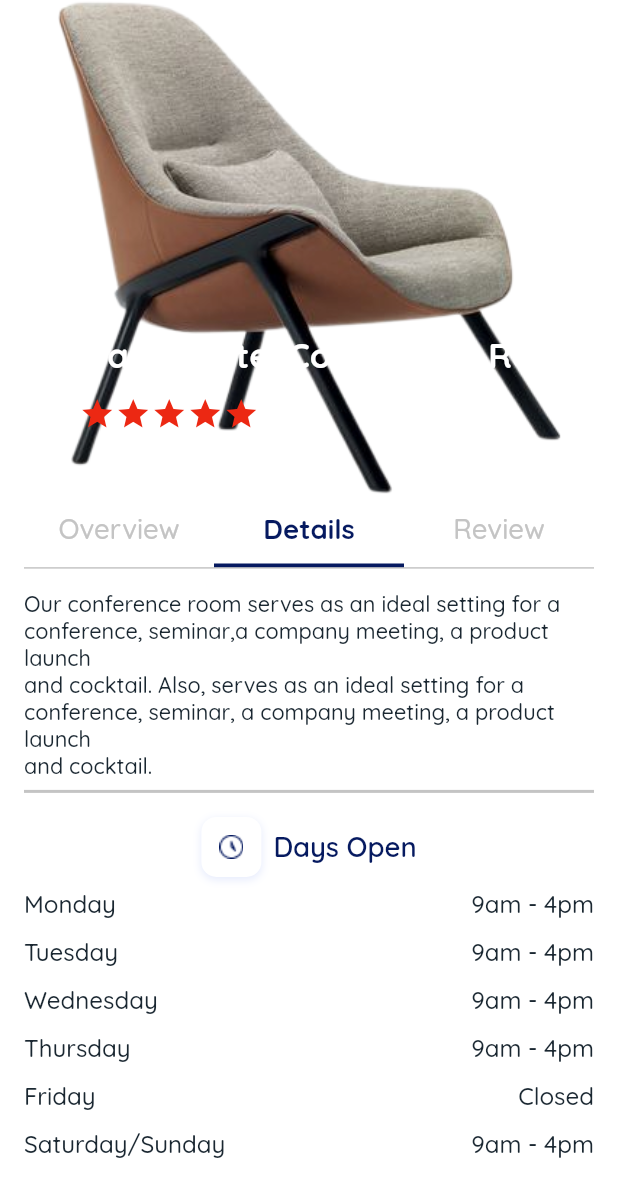
After one commit to sobuur0/kumvent, a Flutter app: the EventCenterOverviewPage screen opened directly, tab 2 chosen, on a phone screen of 412 x 824 dp. The commit adds this screen. Shown: the top 1197 px of the screen. Run offline on Flutter 3.47's test engine with Material 2 defaults, Android fonts, the phone set to English and light mode, and no system bars; our stand-ins replace flutter_screenutil, google_fonts.

Commit message:
added details tabBar

```diff
--- a/lib/constants/colours.dart
+++ b/lib/constants/colours.dart
@@ -27,3 +27,4 @@ const kGreyShadeColor = Color(0XFF87898B);
 const kFilterBottomSheetDividerColor = Color(0xFFB1C2FF);
 const kFilterBottomSheetLabelColor = Color(0xFF8F8F8F);
 const kProfileCardColor = Color(0xFFEDECEC);
+const kTabBarTitleColor = Color(0xFFC4C4C4);
--- /dev/null
+++ b/lib/presentation/pages/event_center_overview_page.dart
@@ -0,0 +1,156 @@
+import 'package:flutter/material.dart';
+import 'package:kumvent/constants/app_styles.dart';
+import 'package:kumvent/constants/colours.dart';
+import 'package:kumvent/presentation/tab_bar_views/details_tab_bar_view.dart';
+import 'package:kumvent/presentation/tab_bar_views/overview_tab_bar_view.dart';
+import 'package:kumvent/presentation/tab_bar_views/review_tab_bar_view.dart';
+
+class EventCenterOverviewPage extends StatefulWidget {
+  const EventCenterOverviewPage({Key? key}) : super(key: key);
+
+  @override
+  State<EventCenterOverviewPage> createState() =>
+      _EventCenterOverviewPageState();
+}
+
+class _EventCenterOverviewPageState extends State<EventCenterOverviewPage>
+    with TickerProviderStateMixin {
+  late TabController _tabController;
+
+  @override
+  void initState() {
+    super.initState();
+
+    _tabController = TabController(length: 3, vsync: this);
+  }
+
+  @override
+  Widget build(BuildContext context) {
+    final size = MediaQuery.of(context).size;
+
+    return SafeArea(
+      child: Scaffold(
+        extendBodyBehindAppBar: true,
+        backgroundColor: Colors.white,
+        appBar: AppBar(
+          elevation: 0.0,
+          backgroundColor: Colors.transparent,
+          leading: IconButton(
+            onPressed: () {
+              Navigator.pop(context);
+            },
+            icon: const Icon(
+              Icons.arrow_back,
+              color: Colors.white,
+            ),
+          ),
+        ),
+        body: Column(
+          children: [
+            SizedBox(
+              height: size.height * 0.4,
+              child: Stack(
+                children: [
+                  Image.asset('images/event_center.png'),
+                  Positioned(
+                    top: size.height * 0.27,
+                    left: 15.0,
+                    child: Text(
+                      'Maple Hotel Conference Room',
+                      style: TextStyles.bold(
+                        color: Colors.white,
+                        fontSize: 20.0,
+                      ),
+                    ),
+                  ),
+                  Positioned(
+                    top: size.height * 0.32,
+                    left: 15.0,
+                    child: Row(
+                      children: [
+                        const Icon(
+                          Icons.star,
+                          color: kSecondaryColor,
+                        ),
+                        const Icon(
+                          Icons.star,
+                          color: kSecondaryColor,
+                        ),
+                        const Icon(
+                          Icons.star,
+                          color: kSecondaryColor,
+                        ),
+                        const Icon(
+                          Icons.star,
+                          color: kSecondaryColor,
+                        ),
+                        const Icon(
+                          Icons.star,
+                          color: kSecondaryColor,
+                        ),
+                        const Padding(padding: EdgeInsets.only(right: 12.0)),
+                        Text(
+                          '4.9',
+                          style: TextStyles.bold(
+                            color: Colors.white,
+                            fontSize: 14.0,
+                          ),
+                        ),
+                      ],
+                    ),
+                  )
+                ],
+              ),
+            ),
+            TabBar(
+              padding: const EdgeInsets.symmetric(horizontal: 16.0),
+              controller: _tabController,
+              indicatorWeight: 3.0,
+              indicatorColor: kPrimaryColor,
+              labelColor: kPrimaryColor,
+              labelStyle: TextStyles.bold(
+                color: kPrimaryColor,
+                fontSize: 16.0,
+              ),
+              unselectedLabelColor: kTabBarTitleColor,
+              unselectedLabelStyle: TextStyles.medium(
+                color: kTabBarTitleColor,
+                fontSize: 16.0,
+              ),
+              tabs: const <Widget>[
+                Tab(
+                  text: 'Overview',
+                ),
+                Tab(
+                  text: 'Details',
+                ),
+                Tab(
+                  text: 'Review',
+                )
+              ],
+            ),
+            const Divider(
+              color: kTabBarTitleColor,
+              height: 0.5,
+              thickness: 1.0,
+              indent: 16.0,
+              endIndent: 16.0,
+            ),
+            SizedBox(
+              height: size.height * 0.48,
+              child: TabBarView(
+                controller: _tabController,
+                physics: const NeverScrollableScrollPhysics(),
+                children: const <Widget>[
+                  OverviewTabBarView(),
+                  DetailsTabBarView(),
+                  ReviewTabBarView(),
+                ],
+              ),
+            )
+          ],
+        ),
+      ),
+    );
+  }
+}
--- a/lib/presentation/pages/favorites_page.dart
+++ b/lib/presentation/pages/favorites_page.dart
@@ -18,9 +18,14 @@ class FavoritesPage extends StatelessWidget {
           style: TextStyles.bold(color: kNeutralColor, fontSize: 24),
         ),
         centerTitle: true,
-        leading: const Icon(
-          Icons.arrow_back,
-          color: kLeadingIconColor,
+        leading: IconButton(
+          onPressed: () {
+            Navigator.pop(context);
+          },
+          icon: const Icon(
+            Icons.arrow_back,
+            color: kLeadingIconColor,
+          ),
         ),
       ),
       body: SingleChildScrollView(
--- a/lib/presentation/pages/homepage.dart
+++ b/lib/presentation/pages/homepage.dart
@@ -1,6 +1,7 @@
 import 'package:flutter/material.dart';
 import 'package:kumvent/constants/app_styles.dart';
 import 'package:kumvent/constants/colours.dart';
+import 'package:kumvent/presentation/pages/event_center_overview_page.dart';
 import 'package:kumvent/presentation/pages/profille_page.dart';
 import 'package:kumvent/presentation/widgets/near_you_widget.dart';
 import 'package:kumvent/presentation/widgets/search_field.dart';
@@ -50,8 +51,12 @@ class _HomePageState extends State<HomePage> {
             const Padding(padding: EdgeInsets.only(right: 16.0)),
           ],
         ),
-        body: ListView(
+        body: SafeArea(
+          child: SingleChildScrollView(
+            physics: const BouncingScrollPhysics(),
             padding: const EdgeInsets.only(left: 16.0, right: 16.0),
+            child: Column(
+              crossAxisAlignment: CrossAxisAlignment.start,
               children: <Widget>[
                 const Padding(padding: EdgeInsets.only(top: 25.0)),
                 Text.rich(
@@ -124,11 +129,22 @@ class _HomePageState extends State<HomePage> {
               ],
             ),
           ),
+        ),
+      ),
     );
   }
 
   Widget _buildPopularEventCenters(Size size) {
-    return Container(
+    return InkWell(
+      onTap: () {
+        Navigator.push(
+          context,
+          MaterialPageRoute(
+            builder: (context) => const EventCenterOverviewPage(),
+          ),
+        );
+      },
+      child: Container(
         padding: const EdgeInsets.symmetric(
           horizontal: 11.0,
           vertical: 5.0,
@@ -214,6 +230,7 @@ class _HomePageState extends State<HomePage> {
             ),
           ],
         ),
+      ),
     );
   }
 
--- a/lib/presentation/pages/profille_page.dart
+++ b/lib/presentation/pages/profille_page.dart
@@ -1,4 +1,5 @@
 import 'package:flutter/material.dart';
+import 'package:kumvent/presentation/pages/favorites_page.dart';
 import 'package:kumvent/presentation/widgets/profile_card.dart';
 
 class ProfilePage extends StatelessWidget {
@@ -19,13 +20,9 @@ class ProfilePage extends StatelessWidget {
         ),
       ),
       body: SafeArea(
-        child: Padding(
+        child: ListView(
           padding: const EdgeInsets.symmetric(horizontal: 20),
-          child: SingleChildScrollView(
-            physics: const BouncingScrollPhysics(),
-            child: Column(
           children: [
-                const Padding(padding: EdgeInsets.only(bottom: 8.0)),
             Center(
               child: Image.asset(
                 'images/profile_image.png',
@@ -36,12 +33,14 @@ class ProfilePage extends StatelessWidget {
             const SizedBox(
               height: 20,
             ),
-                const Text(
+            const Center(
+              child: Text(
                 'Sulaimon Aminat',
                 style: TextStyle(
                   fontSize: 20,
                   fontWeight: FontWeight.w700,
                   color: Color(0xff061A60),
+                ),
               ),
             ),
             const SizedBox(
@@ -55,7 +54,14 @@ class ProfilePage extends StatelessWidget {
             ProfileCard(
               leadingIcon: Icons.history,
               title: 'History',
-                  onPressed: () {},
+              onPressed: () {
+                Navigator.push(
+                  context,
+                  MaterialPageRoute(
+                    builder: (context) => const FavoritesPage(),
+                  ),
+                );
+              },
             ),
             ProfileCard(
               leadingIcon: Icons.feedback_outlined,
@@ -78,16 +84,17 @@ class ProfilePage extends StatelessWidget {
               onPressed: () {},
             ),
             const Padding(padding: EdgeInsets.only(bottom: 8.0)),
-                const Text(
+            const Center(
+              child: Text(
                 'Version 0.4.465',
                 style: TextStyle(
                   fontSize: 16.0,
                   fontWeight: FontWeight.w400,
                 ),
               ),
+            ),
+            const Padding(padding: EdgeInsets.only(bottom: 20.0)),
           ],
-            ),
-          ),
         ),
       ),
     );
--- /dev/null
+++ b/lib/presentation/tab_bar_views/details_tab_bar_view.dart
@@ -0,0 +1,144 @@
+import 'package:flutter/material.dart';
+import 'package:kumvent/constants/colours.dart';
+
+import '../../constants/app_styles.dart';
+
+class DetailsTabBarView extends StatefulWidget {
+  const DetailsTabBarView({Key? key}) : super(key: key);
+
+  @override
+  State<DetailsTabBarView> createState() => _DetailsTabBarViewState();
+}
+
+class _DetailsTabBarViewState extends State<DetailsTabBarView> {
+  final String _eventCenterPrice = '#160,000';
+
+  @override
+  Widget build(BuildContext context) {
+    return ListView(
+      padding: const EdgeInsets.fromLTRB(16.0, 15.0, 16.0, 0.0),
+      children: [
+        Text(
+          'Our conference room serves as an ideal setting for a\nconference, seminar,'
+          'a company meeting, a product launch\nand cocktail. Also, serves as an ideal setting '
+          'for a\nconference, seminar, a company meeting, a product launch\nand cocktail.',
+          textScaleFactor: 0.9,
+          style: TextStyles.medium(
+            color: kNeutralColor,
+            fontSize: 14.0,
+          ),
+        ),
+        const Padding(padding: EdgeInsets.only(bottom: 8.0)),
+        const Divider(
+          color: kTabBarTitleColor,
+          thickness: 2.0,
+          height: 0.5,
+          indent: 0.0,
+          endIndent: 0.0,
+        ),
+        const Padding(padding: EdgeInsets.only(bottom: 16.0)),
+        Row(
+          mainAxisAlignment: MainAxisAlignment.center,
+          children: [
+            Container(
+              height: 40.0,
+              width: 40.0,
+              decoration: BoxDecoration(
+                color: Colors.white,
+                borderRadius: BorderRadius.circular(10.0),
+                boxShadow: [
+                  BoxShadow(
+                    blurRadius: 4.0,
+                    color: const Color(0xFF0E3EE5).withOpacity(0.1),
+                    offset: const Offset(0.0, 2.0),
+                  )
+                ],
+              ),
+              child: Image.asset(
+                'images/days_open.png',
+                height: 15.0,
+                width: 15.0,
+              ),
+            ),
+            const Padding(padding: EdgeInsets.only(right: 8.0)),
+            Text(
+              'Days Open',
+              style: TextStyles.semiBold(
+                color: kPrimaryColor,
+                fontSize: 16.0,
+              ),
+            ),
+          ],
+        ),
+        const Padding(padding: EdgeInsets.only(bottom: 8.0)),
+        _buildDaysOpenColumn(),
+        const Divider(
+          color: kTabBarTitleColor,
+          thickness: 2.0,
+          height: 0.5,
+          indent: 0.0,
+          endIndent: 0.0,
+        ),
+        const Padding(padding: EdgeInsets.only(bottom: 8.0)),
+        Row(
+          mainAxisAlignment: MainAxisAlignment.spaceBetween,
+          children: [
+            Text(
+              _eventCenterPrice,
+              style: TextStyles.bold(
+                color: Colors.black,
+                fontSize: 18.0,
+              ),
+            ),
+            ElevatedButton(
+              onPressed: () {},
+              child: const Text('Book Now'),
+            ),
+          ],
+        ),
+      ],
+    );
+  }
+
+  Widget _buildDaysOpenColumn() {
+    return Column(
+      children: [
+        _daysAndOpenedTime(dayOfTheWeek: 'Monday', timeOpened: '9am - 4pm'),
+        _daysAndOpenedTime(dayOfTheWeek: 'Tuesday', timeOpened: '9am - 4pm'),
+        _daysAndOpenedTime(dayOfTheWeek: 'Wednesday', timeOpened: '9am - 4pm'),
+        _daysAndOpenedTime(dayOfTheWeek: 'Thursday', timeOpened: '9am - 4pm'),
+        _daysAndOpenedTime(dayOfTheWeek: 'Friday', timeOpened: 'Closed'),
+        _daysAndOpenedTime(
+            dayOfTheWeek: 'Saturday/Sunday', timeOpened: '9am - 4pm'),
+      ],
+    );
+  }
+
+  Widget _daysAndOpenedTime({
+    required String dayOfTheWeek,
+    required String timeOpened,
+  }) {
+    return Padding(
+      padding: const EdgeInsets.only(bottom: 12.0),
+      child: Row(
+        mainAxisAlignment: MainAxisAlignment.spaceBetween,
+        children: [
+          Text(
+            dayOfTheWeek,
+            style: TextStyles.medium(
+              color: kNeutralColor,
+              fontSize: 14.0,
+            ),
+          ),
+          Text(
+            timeOpened,
+            style: TextStyles.medium(
+              color: kNeutralColor,
+              fontSize: 14.0,
+            ),
+          ),
+        ],
+      ),
+    );
+  }
+}
--- /dev/null
+++ b/lib/presentation/tab_bar_views/overview_tab_bar_view.dart
@@ -0,0 +1,15 @@
+import 'package:flutter/material.dart';
+
+class OverviewTabBarView extends StatefulWidget {
+  const OverviewTabBarView({Key? key}) : super(key: key);
+
+  @override
+  State<OverviewTabBarView> createState() => _OverviewTabBarViewState();
+}
+
+class _OverviewTabBarViewState extends State<OverviewTabBarView> {
+  @override
+  Widget build(BuildContext context) {
+    return ListView();
+  }
+}
--- /dev/null
+++ b/lib/presentation/tab_bar_views/review_tab_bar_view.dart
@@ -0,0 +1,15 @@
+import 'package:flutter/material.dart';
+
+class ReviewTabBarView extends StatefulWidget {
+  const ReviewTabBarView({Key? key}) : super(key: key);
+
+  @override
+  State<ReviewTabBarView> createState() => _ReviewTabBarViewState();
+}
+
+class _ReviewTabBarViewState extends State<ReviewTabBarView> {
+  @override
+  Widget build(BuildContext context) {
+    return ListView();
+  }
+}
```
Also changed, not shown: images/days_open.png (added). Lines whose indentation alone changed are shown as unchanged.
